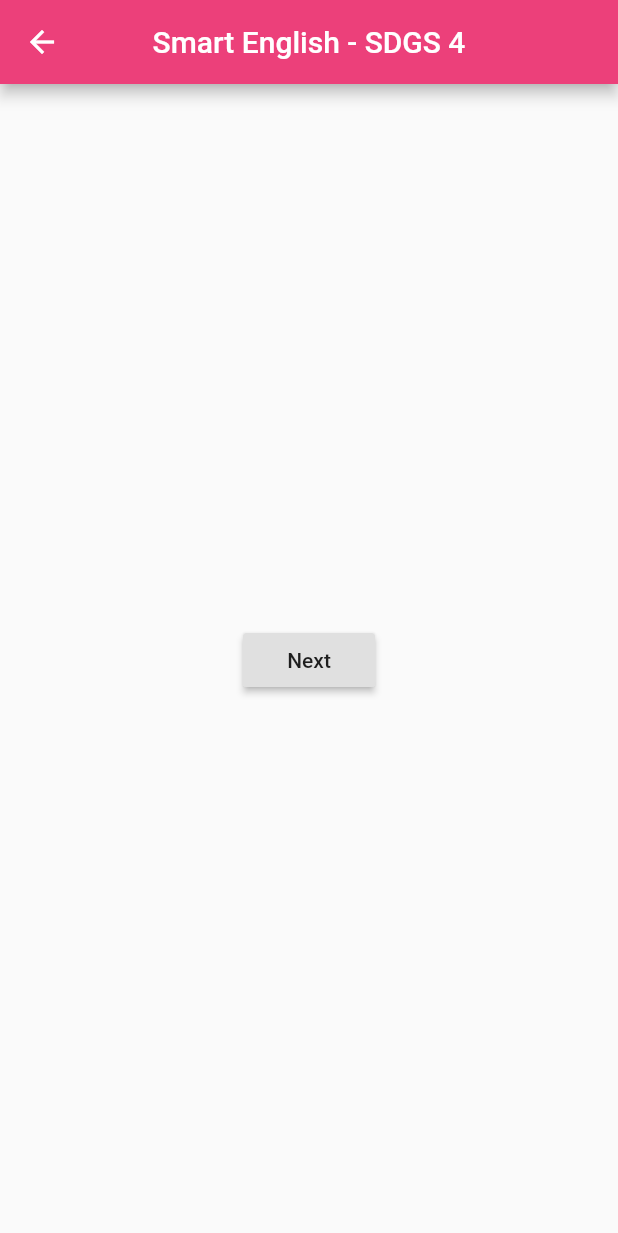
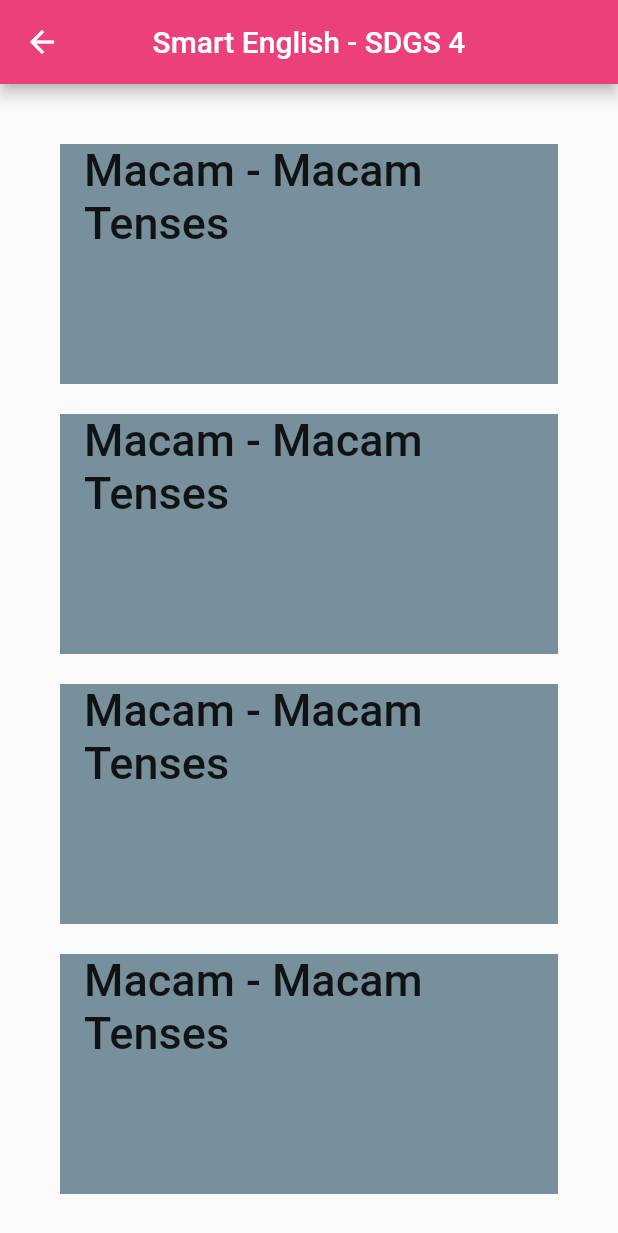
Before and after one commit to Byxbee/kelompok_4, a Flutter app: the screen it shows after launch, on a phone screen of 412 x 824 dp. Shown: the top 1233 px of the screen. Run offline on Flutter 3.47's test engine with Material 2 defaults, Android fonts, the phone set to English and light mode, and no system bars.

Commit message:
add main screen for final test
screen 3 and screen 4

```diff
--- /dev/null
+++ b/lib/screen3.dart
@@ -0,0 +1,118 @@
+import 'package:flutter/material.dart';
+import 'package:flutter_app/screen4.dart';
+
+class screen3 extends StatelessWidget{
+  @override
+  Widget build(BuildContext context) {
+    // TODO: implement build
+    return Scaffold(
+     appBar: AppBar(
+          title: Text('Smart English - SDGS 4'),
+          backgroundColor: Colors.pink[400],
+          centerTitle: true,
+      ),
+      // body: Center(
+      //   child:Column(
+      //     children:[
+      //       Container(
+      //         color: Colors.blue,
+      //         margin: EdgeInsets.only(top: 50.0),
+      //         padding: EdgeInsets.all(160),
+      //         child: Text('halo'),
+      //       )
+      //     ],
+      //   ),
+      // ),
+
+      body: Container(
+        // color: Colors.greenAccent,
+        child: ListView(
+          children:[
+            Container(
+              // margin: EdgeInsets.all(40),
+              margin: EdgeInsets.only(bottom:10, top:40 ,left: 40, right: 40),
+              padding: EdgeInsets.only(bottom: 90),
+              color: Colors.blueGrey[400],
+              child: FlatButton(
+                onPressed: () {
+                  // print("clicked");
+                  Navigator.of(context).push(
+                    MaterialPageRoute(
+                      builder: (context) => screen4()
+                    ),
+                  );
+                },
+                child: Align(
+                  alignment: Alignment.topLeft,
+                  child:Text(
+                    'Macam - Macam Tenses',
+                    style: TextStyle(fontSize: 30),
+                  )
+                ),
+              ),
+            ),
+
+            Container(
+              // margin: EdgeInsets.all(40),
+              margin: EdgeInsets.only(bottom:10, top:10 ,left: 40, right: 40),
+              padding: EdgeInsets.only(bottom: 90),
+              color: Colors.blueGrey[400],
+              child: FlatButton(
+                onPressed: () {
+                  print("clicked");
+                },
+                child: Align(
+                  alignment: Alignment.topLeft,
+                  child:Text(
+                    'Macam - Macam Tenses',
+                    style: TextStyle(fontSize: 30),
+                  )
+                ),
+              ),
+            ),
+
+            Container(
+              // margin: EdgeInsets.all(40),
+              margin: EdgeInsets.only(bottom:10, top:10 ,left: 40, right: 40),
+              padding: EdgeInsets.only(bottom: 90),
+              color: Colors.blueGrey[400],
+              child: FlatButton(
+                onPressed: () {
+                  print("clicked");
+                },
+                child: Align(
+                  alignment: Alignment.topLeft,
+                  child:Text(
+                    'Macam - Macam Tenses',
+                    style: TextStyle(fontSize: 30),
+                  )
+                ),
+              ),
+            ),
+
+            Container(
+              // margin: EdgeInsets.all(40),
+              margin: EdgeInsets.only(bottom:10, top:10 ,left: 40, right: 40),
+              padding: EdgeInsets.only(bottom: 90),
+              color: Colors.blueGrey[400],
+              child: FlatButton(
+                onPressed: () {
+                  print("clicked");
+                },
+                child: Align(
+                  alignment: Alignment.topLeft,
+                  child:Text(
+                    'Macam - Macam Tenses',
+                    style: TextStyle(fontSize: 30),
+                  )
+                ),
+              ),
+            ),
+
+          ],
+        ),
+      ),
+    );
+  }
+
+}
--- a/lib/splashscreen.dart
+++ b/lib/splashscreen.dart
@@ -1,6 +1,7 @@
 import 'package:flutter/material.dart';
 import 'dart:async';
 import 'package:flutter_app/main.dart';
+import 'package:flutter_app/screen3.dart';
 
 class SplashScreen extends StatefulWidget {
   _SplashScreen createState() => _SplashScreen();
@@ -17,7 +18,7 @@ class _SplashScreen extends State<SplashScreen> {
     return Timer(duration, () {
       Navigator.push(
         context,
-        MaterialPageRoute(builder: (context) => Page1()),
+        MaterialPageRoute(builder: (context) => screen3()),
       );
     });
   }
```
Also changed, not shown: lib/screen4.dart (added, +38 -0 lines).
